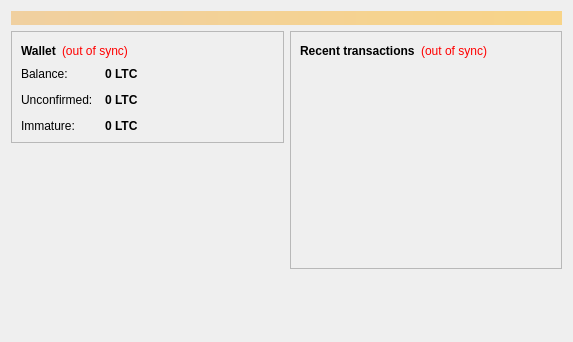
ivangonekrazy/litecoin, file src/qt/forms/overviewpage.ui: the form before one commit.
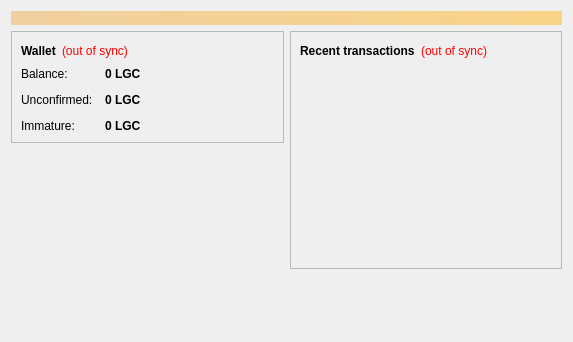
The form after the commit.

What changed in the file:
```diff
--- a/src/qt/forms/overviewpage.ui
+++ b/src/qt/forms/overviewpage.ui
@@ -122,7 +122,7 @@
                <string>Your current balance</string>
               </property>
               <property name="text">
-               <string notr="true">0 LTC</string>
+               <string notr="true">0 LGC</string>
               </property>
               <property name="textInteractionFlags">
                <set>Qt::LinksAccessibleByMouse|Qt::TextSelectableByKeyboard|Qt::TextSelectableByMouse</set>
@@ -151,7 +151,7 @@
                <string>Total of transactions that have yet to be confirmed, and do not yet count toward the current balance</string>
               </property>
               <property name="text">
-               <string notr="true">0 LTC</string>
+               <string notr="true">0 LGC</string>
               </property>
               <property name="textInteractionFlags">
                <set>Qt::LinksAccessibleByMouse|Qt::TextSelectableByKeyboard|Qt::TextSelectableByMouse</set>
@@ -177,7 +177,7 @@
                <string>Mined balance that has not yet matured</string>
               </property>
               <property name="text">
-               <string notr="true">0 LTC</string>
+               <string notr="true">0 LGC</string>
               </property>
               <property name="textInteractionFlags">
                <set>Qt::LinksAccessibleByMouse|Qt::TextSelectableByKeyboard|Qt::TextSelectableByMouse</set>
```
